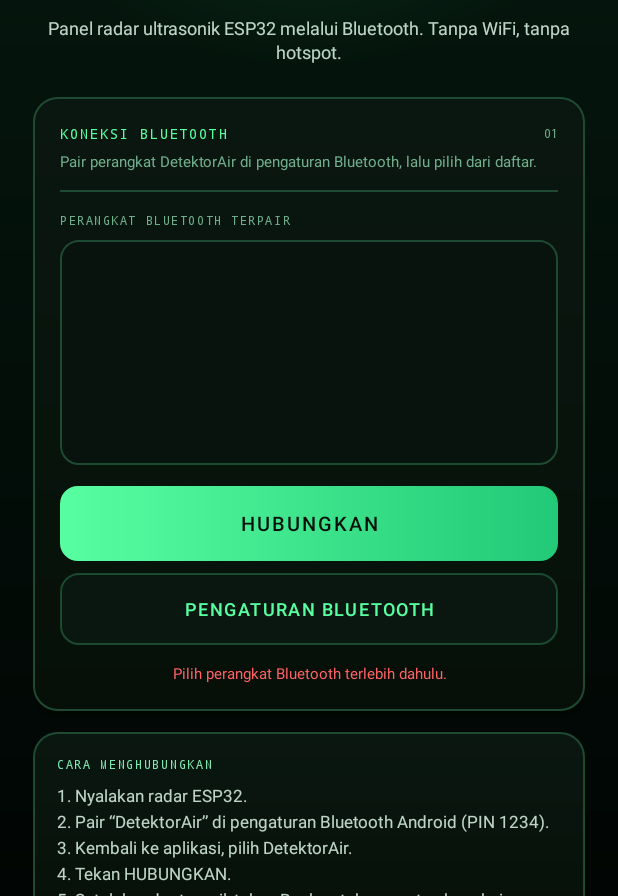
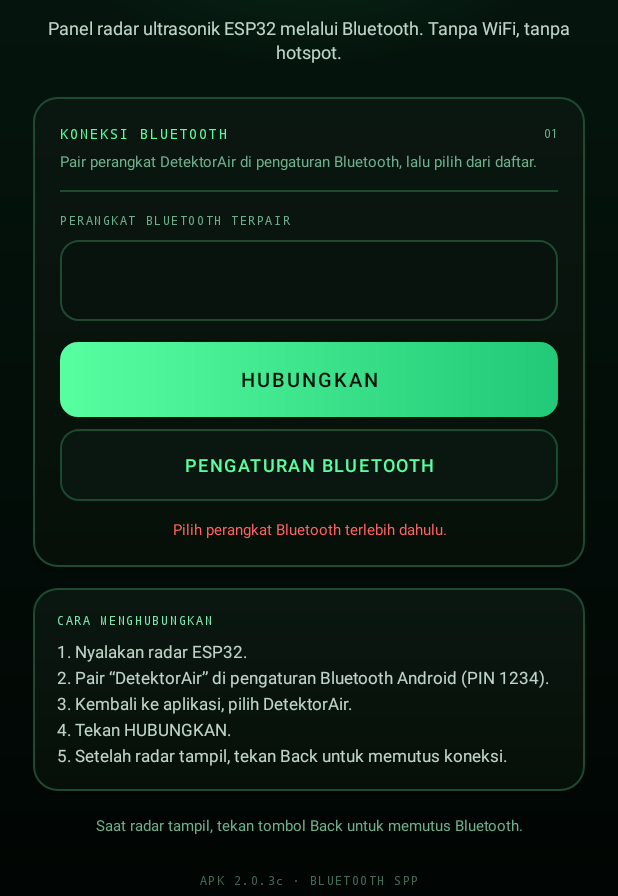
Before and after one commit to bytebleed2025-star/ESP32_Radar, an Android app: the screen it shows after launch (MainActivity), after a tap on "HUBUNGKAN", on a phone screen of 412 x 824 dp, the part 340-1236 px from its top. Run offline under Robolectric (Android 15) with nearby library versions, the phone set to English and light mode, and no system bars; 1 other tap on this screen came first.

Commit message:
Fix Bluetooth device picker scrolling

```diff
--- a/android_app/app/build.gradle
+++ b/android_app/app/build.gradle
@@ -10,8 +10,8 @@ android {
         applicationId "id.lacak.detektorair"
         minSdk 24
         targetSdk 34
-        versionCode 5
-        versionName "2.0.3b"
+        versionCode 6
+        versionName "2.0.3c"
     }
 
     buildTypes {
--- a/android_app/app/src/main/java/id/lacak/detektorair/MainActivity.java
+++ b/android_app/app/src/main/java/id/lacak/detektorair/MainActivity.java
@@ -23,10 +23,11 @@ import android.webkit.WebChromeClient;
 import android.webkit.WebSettings;
 import android.webkit.WebView;
 import android.webkit.WebViewClient;
+import android.widget.AdapterView;
 import android.widget.ArrayAdapter;
-import android.widget.ListView;
 import android.widget.ProgressBar;
 import android.widget.ScrollView;
+import android.widget.Spinner;
 import android.widget.TextView;
 import android.widget.Toast;
 
@@ -52,7 +53,7 @@ public class MainActivity extends Activity {
     private WebView webView;
     private ScrollView settingsPanel;
     private ProgressBar progress;
-    private ListView deviceList;
+    private Spinner deviceList;
     private TextView status;
 
     private BluetoothAdapter adapter;
@@ -93,9 +94,21 @@ public class MainActivity extends Activity {
         setupWebView();
 
         listAdapter = new ArrayAdapter<>(this, R.layout.item_device, deviceNames);
+        listAdapter.setDropDownViewResource(R.layout.item_device);
         deviceList.setAdapter(listAdapter);
-        deviceList.setOnItemClickListener((parent, view, position, id) ->
-                setStatus(deviceNames.get(position), R.color.dim));
+        deviceList.setOnItemSelectedListener(new AdapterView.OnItemSelectedListener() {
+            @Override
+            public void onItemSelected(AdapterView<?> parent, View view,
+                                       int position, long id) {
+                if (position >= 0 && position < deviceNames.size()) {
+                    setStatus(deviceNames.get(position), R.color.dim);
+                }
+            }
+
+            @Override
+            public void onNothingSelected(AdapterView<?> parent) {
+            }
+        });
 
         BluetoothManager manager = (BluetoothManager) getSystemService(BLUETOOTH_SERVICE);
         adapter = manager != null ? manager.getAdapter() : null;
@@ -177,7 +190,6 @@ public class MainActivity extends Activity {
             }
         }
         if (select >= 0) {
-            deviceList.setItemChecked(select, true);
             deviceList.setSelection(select);
         }
 
@@ -199,8 +211,8 @@ public class MainActivity extends Activity {
     }
 
     private void connectSelected() {
-        int position = deviceList.getCheckedItemPosition();
-        if (position == ListView.INVALID_POSITION || position >= devices.size()) {
+        int position = deviceList.getSelectedItemPosition();
+        if (position < 0 || position >= devices.size()) {
             setStatus(getString(R.string.invalid_address), R.color.red);
             return;
         }
--- a/android_app/app/src/main/res/layout/activity_main.xml
+++ b/android_app/app/src/main/res/layout/activity_main.xml
@@ -160,19 +160,16 @@
                     android:textColor="@color/dim"
                     android:textSize="8sp" />
 
-                <ListView
+                <Spinner
                     android:id="@+id/device_list"
                     android:layout_width="match_parent"
-                    android:layout_height="150dp"
+                    android:layout_height="54dp"
                     android:layout_marginTop="7dp"
                     android:background="@drawable/bg_input"
-                    android:choiceMode="singleChoice"
-                    android:divider="#153826"
-                    android:dividerHeight="1dp"
-                    android:paddingStart="6dp"
-                    android:paddingTop="4dp"
-                    android:paddingEnd="6dp"
-                    android:paddingBottom="4dp" />
+                    android:paddingStart="8dp"
+                    android:paddingEnd="8dp"
+                    android:popupBackground="@color/bg"
+                    android:spinnerMode="dropdown" />
 
                 <Button
                     android:id="@+id/open"
--- a/android_app/app/src/main/res/values/strings.xml
+++ b/android_app/app/src/main/res/values/strings.xml
@@ -14,7 +14,7 @@
     <string name="help_title">CARA MENGHUBUNGKAN</string>
     <string name="help_steps">1. Nyalakan radar ESP32.\n2. Pair “DetektorAir” di pengaturan Bluetooth Android (PIN 1234).\n3. Kembali ke aplikasi, pilih DetektorAir.\n4. Tekan HUBUNGKAN.\n5. Setelah radar tampil, tekan Back untuk memutus koneksi.</string>
     <string name="back_hint">Saat radar tampil, tekan tombol Back untuk memutus Bluetooth.</string>
-    <string name="version">APK 2.0.3b · BLUETOOTH SPP</string>
+    <string name="version">APK 2.0.3c · BLUETOOTH SPP</string>
     <string name="invalid_address">Pilih perangkat Bluetooth terlebih dahulu.</string>
     <string name="connection_failed">Tidak dapat terhubung ke perangkat Bluetooth.</string>
     <string name="connection_hint">Pastikan DetektorAir sudah dipair dan Bluetooth aktif.</string>
```
Also changed, not shown: 4 other files.
